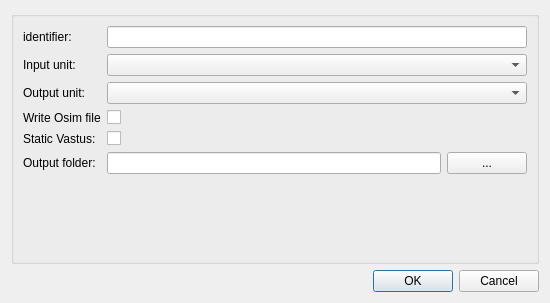
Before: the Qt Designer form mapclientplugins/fieldworkgait2392musclehmfstep/qt/configuredialog.ui in tsalemink/fieldworkgait2392musclehmfstep, drawn with Qt 5.
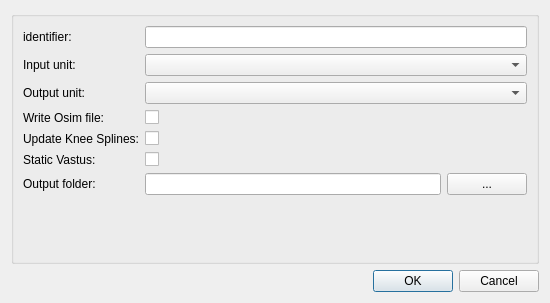
After: the same form once the commit is applied.

Commit message: muscle fibre and tendon length scaling. Knee muscle MovingPathPoint splines not updated by default

```diff
--- a/mapclientplugins/fieldworkgait2392musclehmfstep/qt/configuredialog.ui
+++ b/mapclientplugins/fieldworkgait2392musclehmfstep/qt/configuredialog.ui
@@ -56,7 +56,7 @@
       <item row="3" column="0">
        <widget class="QLabel" name="label4">
         <property name="text">
-         <string>Write Osim file</string>
+         <string>Write Osim file:</string>
         </property>
        </widget>
       </item>
@@ -67,28 +67,28 @@
         </property>
        </widget>
       </item>
-      <item row="4" column="0">
+      <item row="5" column="0">
        <widget class="QLabel" name="label">
         <property name="text">
          <string>Static Vastus:</string>
         </property>
        </widget>
       </item>
-      <item row="4" column="1">
+      <item row="5" column="1">
        <widget class="QCheckBox" name="checkBox_static_vas">
         <property name="text">
          <string/>
         </property>
        </widget>
       </item>
-      <item row="5" column="0">
+      <item row="6" column="0">
        <widget class="QLabel" name="label1">
         <property name="text">
          <string>Output folder:</string>
         </property>
        </widget>
       </item>
-      <item row="5" column="1">
+      <item row="6" column="1">
        <layout class="QHBoxLayout" name="horizontalLayout">
         <item>
          <widget class="QLineEdit" name="lineEdit_osim_output_dir"/>
@@ -102,6 +102,20 @@
         </item>
        </layout>
       </item>
+      <item row="4" column="0">
+       <widget class="QLabel" name="label_2">
+        <property name="text">
+         <string>Update Knee Splines:</string>
+        </property>
+       </widget>
+      </item>
+      <item row="4" column="1">
+       <widget class="QCheckBox" name="checkBox_update_knee_splines">
+        <property name="text">
+         <string/>
+        </property>
+       </widget>
+      </item>
      </layout>
     </widget>
    </item>
```
The commit also changes 13 other files.
